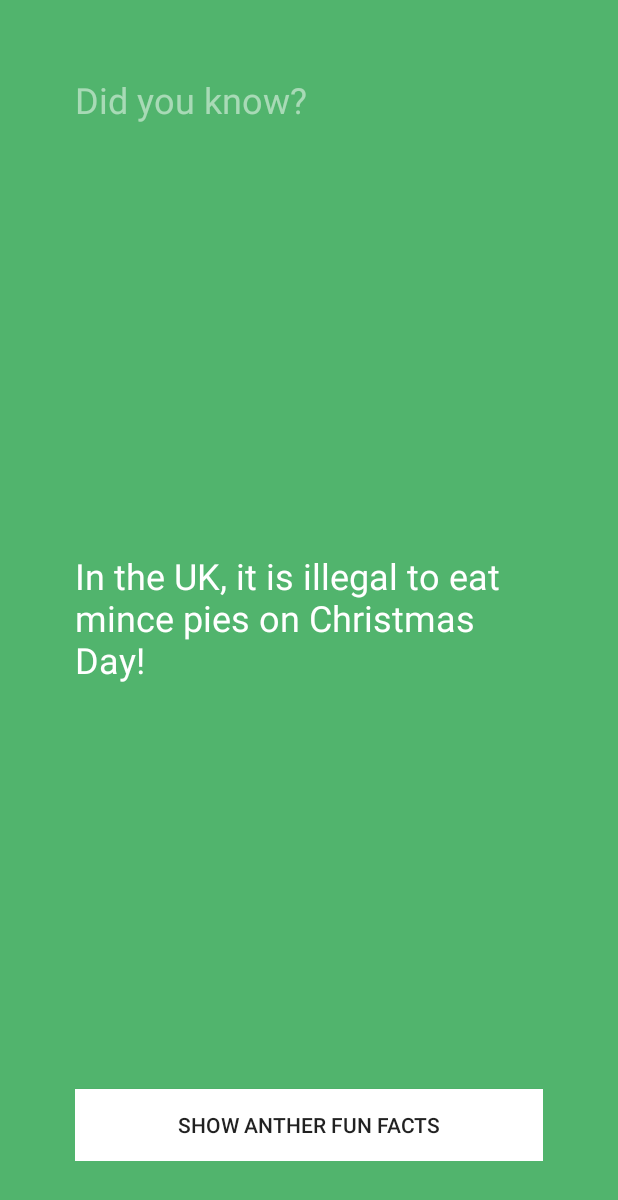
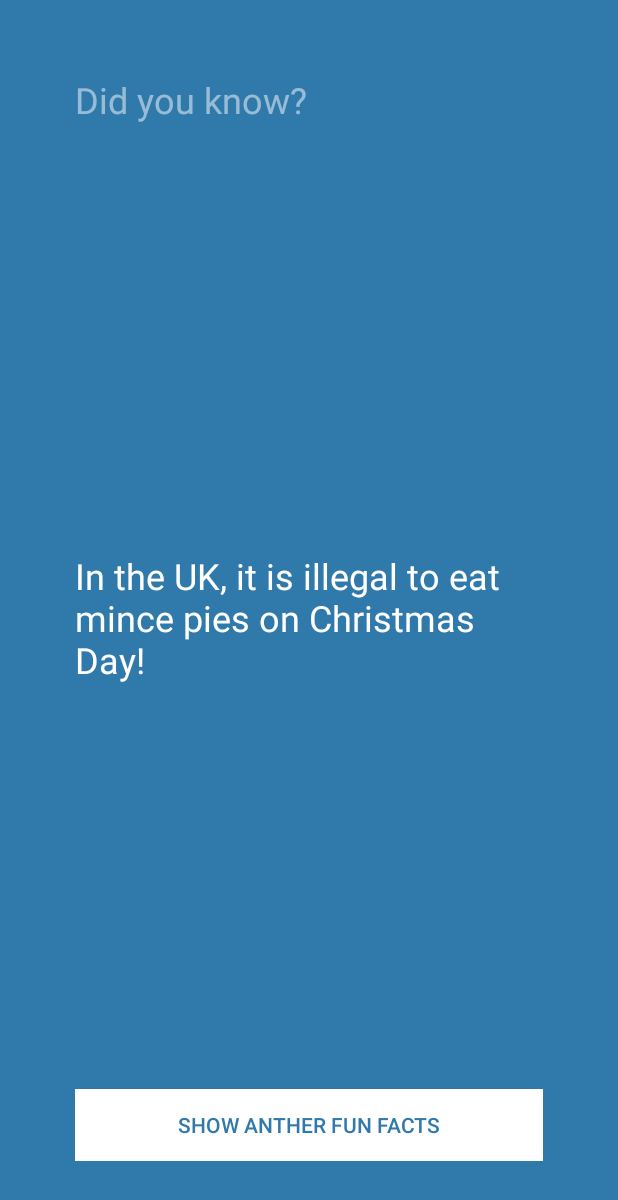
Before and after one commit to rajeshmule/FunFacts, an Android app: the screen it shows after launch (FunFactsActivity), after a tap on "SHOW ANTHER FUN FACTS", on a phone screen of 412 x 824 dp. Shown: the top 1200 px of the screen. Run offline under Robolectric (Android 15) with nearby library versions, the phone set to English and light mode, and no system bars.

Commit message:
complet the project

```diff
--- /dev/null
+++ b/app/src/main/java/com/rajvaibhav/funfacts/ColorWheel.java
@@ -0,0 +1,40 @@
+package com.rajvaibhav.funfacts;
+
+import android.graphics.Color;
+
+import java.util.Random;
+
+/**
+ * Created by rajesh on 21/9/15.
+ */
+public class ColorWheel {
+    //Member variable
+    public String[] mColors = {
+            "#39add1",
+            "#3079ab",
+            "#c25975",
+            "#e15258",
+            "#f9845b",
+            "#838cc7",
+            "#7b669e",
+            "#53bbb4",
+            "#e0ab18",
+            "#637a91",
+            "#f092b0",
+            "#b7c0c7",
+            "#39add1",
+            "#3079ab",
+            "#c25975"
+    };
+
+    public int getColor() {
+
+        String color = "";
+        Random randomGenerator = new Random();
+        int randomNumber = randomGenerator.nextInt(mColors.length);
+
+        color = mColors[randomNumber];
+        int colorAsInt = Color.parseColor(color);
+        return colorAsInt;
+    }
+}
--- a/app/src/main/java/com/rajvaibhav/funfacts/FactBook.java
+++ b/app/src/main/java/com/rajvaibhav/funfacts/FactBook.java
@@ -6,9 +6,8 @@ import java.util.Random;
  * Created by rajesh on 21/8/15.
  */
 public class FactBook {
-
-    public String getFact() {
-        String[] facts = {
+    //Member variable
+    public String[] mFacts = {
             "Banging your head against a wall burns 150 calories an hour.",
             "In the UK, it is illegal to eat mince pies on Christmas Day!",
             "Pteronophobia is the fear of being tickled by feathers!",
@@ -25,11 +24,14 @@ public class FactBook {
             "The person who invented the Frisbee was cremated and made into frisbees after he died!",
             "During your lifetime, you will produce enough saliva to fill two swimming pools."
     };
+
+    public String getFact() {
+
         String fact = "";
         Random randomGenerator = new Random();
-        int randomNumber = randomGenerator.nextInt(facts.length);
+        int randomNumber = randomGenerator.nextInt(mFacts.length);
 
-        fact = facts[randomNumber];
+        fact = mFacts[randomNumber];
         return fact;
     }
 }
--- a/app/src/main/java/com/rajvaibhav/funfacts/FunFactsActivity.java
+++ b/app/src/main/java/com/rajvaibhav/funfacts/FunFactsActivity.java
@@ -1,24 +1,23 @@
 package com.rajvaibhav.funfacts;
 
+import android.os.Bundle;
 import android.support.v7.app.AppCompatActivity;
-import android.os.Bundle;
-import android.view.Menu;
-import android.view.MenuItem;
 import android.view.View;
 import android.widget.Button;
+import android.widget.RelativeLayout;
 import android.widget.TextView;
-
-import java.util.Random;
 
 public class FunFactsActivity extends AppCompatActivity {
 
     private FactBook mFactBook = new FactBook();
+    private ColorWheel mColorWheel = new ColorWheel();
     @Override
     protected void onCreate(Bundle savedInstanceState) {
         super.onCreate(savedInstanceState);
         setContentView(R.layout.activity_fun_facts);
         final TextView factsLable = (TextView)findViewById(R.id.funFactsTextView);
-        Button showFactButton = (Button)findViewById(R.id.showFactButton);
+        final Button showFactButton = (Button)findViewById(R.id.showFactButton);
+        final RelativeLayout relativeLayout = (RelativeLayout)findViewById(R.id.relativeLayout);
 
         View.OnClickListener listener = new View.OnClickListener() {
             @Override
@@ -26,10 +25,14 @@ public class FunFactsActivity extends AppCompatActivity {
 
                 String fact = mFactBook.getFact();
                 factsLable.setText(fact);
+
+                int color = mColorWheel.getColor();
+                relativeLayout.setBackgroundColor(color);
+                showFactButton.setTextColor(color);
+
             }
         };
         showFactButton.setOnClickListener(listener);
     }
 
-
 }
--- a/app/src/main/res/layout/activity_fun_facts.xml
+++ b/app/src/main/res/layout/activity_fun_facts.xml
@@ -5,7 +5,8 @@
     android:paddingTop="@dimen/activity_vertical_margin"
     android:paddingBottom="@dimen/activity_vertical_margin"
     tools:context=".FunFactsActivity"
-    android:background="#51b46d">
+    android:background="#51b46d"
+    android:id="@+id/relativeLayout">
 
     <TextView
         android:text="@string/did_you_know"
@@ -33,6 +34,7 @@
         android:id="@+id/showFactButton"
         android:layout_alignParentBottom="true"
         android:layout_centerHorizontal="true"
-        android:background="@android:color/white" />
+        android:background="@android:color/white"
+        android:textColor="#51b46d" />
 
 </RelativeLayout>
```
Lines whose indentation alone changed are shown as unchanged.
